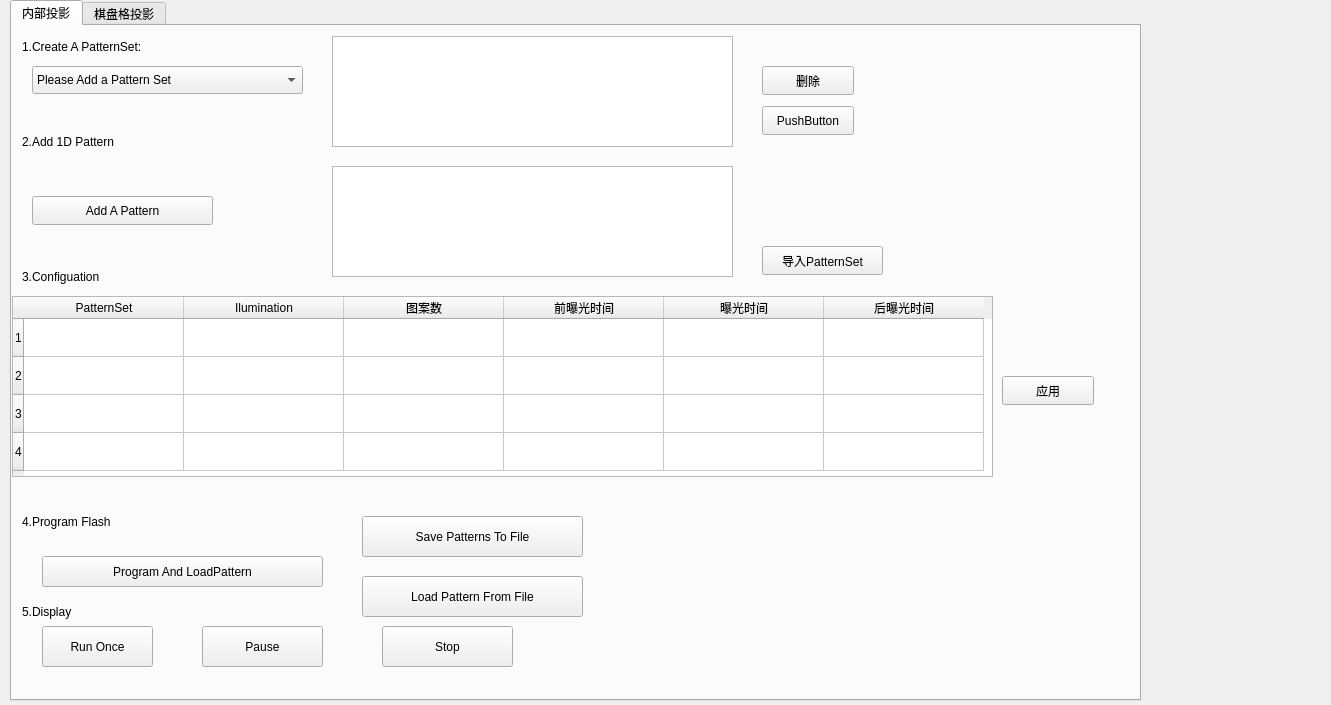
Old version of the form module/Com_DLP/dlpconfigui.ui in the repository IICTCVGaoCeSoftware/EyeStack.
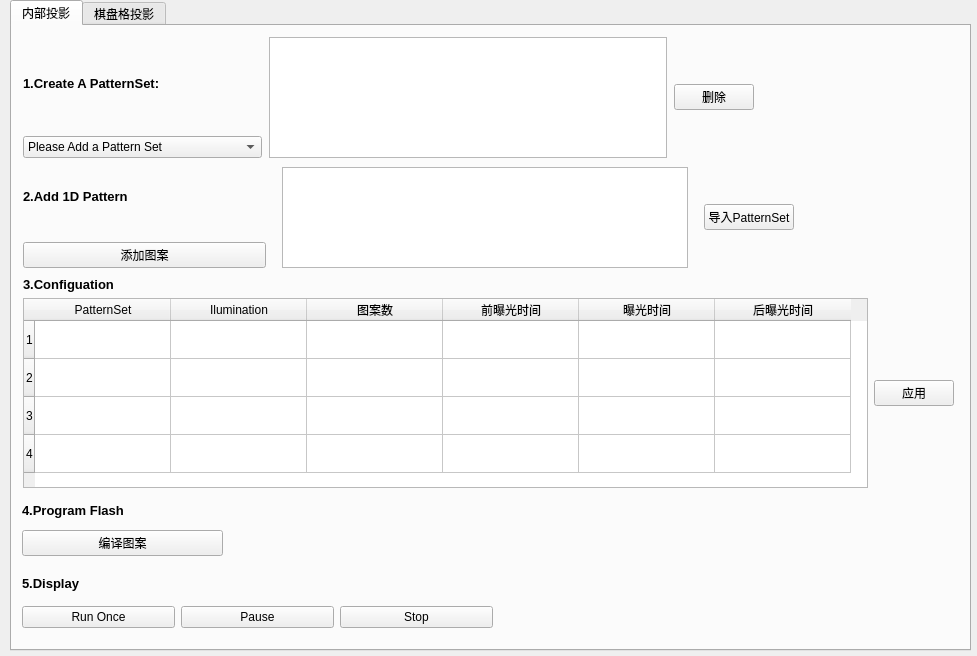
New version of the form. The open tabs and pages were chosen to show the change.

```diff
--- a/module/Com_DLP/dlpconfigui.ui
+++ b/module/Com_DLP/dlpconfigui.ui
@@ -6,8 +6,8 @@
    <rect>
     <x>0</x>
     <y>0</y>
-    <width>1331</width>
-    <height>705</height>
+    <width>977</width>
+    <height>656</height>
    </rect>
   </property>
   <property name="windowTitle">
@@ -18,8 +18,8 @@
     <rect>
      <x>10</x>
      <y>0</y>
-     <width>1131</width>
-     <height>701</height>
+     <width>961</width>
+     <height>651</height>
     </rect>
    </property>
    <property name="tabPosition">
@@ -29,108 +29,92 @@
     <enum>QTabWidget::Rounded</enum>
    </property>
    <property name="currentIndex">
-    <number>0</number>
+    <number>1</number>
    </property>
    <widget class="QWidget" name="tab">
     <attribute name="title">
      <string>内部投影</string>
     </attribute>
-    <widget class="QWidget" name="widget" native="true">
+    <widget class="QWidget" name="layoutWidget_3">
      <property name="geometry">
       <rect>
-       <x>0</x>
-       <y>0</y>
-       <width>1091</width>
-       <height>651</height>
+       <x>10</x>
+       <y>540</y>
+       <width>471</width>
+       <height>62</height>
       </rect>
      </property>
-     <widget class="QPushButton" name="ProgramButton">
-      <property name="geometry">
-       <rect>
-        <x>30</x>
-        <y>530</y>
-        <width>281</width>
-        <height>31</height>
-       </rect>
+     <layout class="QVBoxLayout" name="verticalLayout_19">
+      <item>
+       <widget class="QLabel" name="label_16">
+        <property name="font">
+         <font>
+          <pointsize>10</pointsize>
+          <bold>true</bold>
+         </font>
       </property>
       <property name="text">
-       <string>Program And LoadPattern</string>
-      </property>
-     </widget>
+         <string>5.Display</string>
+        </property>
+       </widget>
+      </item>
+      <item>
+       <layout class="QHBoxLayout" name="horizontalLayout_13">
+        <item>
      <widget class="QPushButton" name="RunButton">
-      <property name="geometry">
-       <rect>
-        <x>30</x>
-        <y>600</y>
-        <width>111</width>
-        <height>41</height>
-       </rect>
-      </property>
       <property name="text">
        <string>Run Once</string>
       </property>
      </widget>
+        </item>
+        <item>
      <widget class="QPushButton" name="PauseButton">
-      <property name="geometry">
-       <rect>
-        <x>190</x>
-        <y>600</y>
-        <width>121</width>
-        <height>41</height>
-       </rect>
-      </property>
       <property name="text">
        <string>Pause</string>
       </property>
      </widget>
+        </item>
+        <item>
      <widget class="QPushButton" name="StopButton">
-      <property name="geometry">
-       <rect>
-        <x>370</x>
-        <y>600</y>
-        <width>131</width>
-        <height>41</height>
-       </rect>
-      </property>
       <property name="text">
        <string>Stop</string>
       </property>
      </widget>
-     <widget class="QPushButton" name="SaveButton">
+        </item>
+       </layout>
+      </item>
+     </layout>
+    </widget>
+    <widget class="QWidget" name="layoutWidget">
       <property name="geometry">
        <rect>
-        <x>350</x>
-        <y>490</y>
-        <width>221</width>
-        <height>41</height>
-       </rect>
-      </property>
-      <property name="text">
-       <string>Save Patterns To File</string>
+       <x>11</x>
+       <y>11</y>
+       <width>731</width>
+       <height>121</height>
+      </rect>
+     </property>
+     <layout class="QHBoxLayout" name="horizontalLayout_10" stretch="3,5,1">
+      <property name="spacing">
+       <number>7</number>
       </property>
-     </widget>
-     <widget class="QPushButton" name="LoadButton">
-      <property name="geometry">
-       <rect>
-        <x>350</x>
-        <y>550</y>
-        <width>221</width>
-        <height>41</height>
-       </rect>
+      <item>
+       <layout class="QVBoxLayout" name="verticalLayout_15">
+        <item>
+         <widget class="QLabel" name="label_12">
+          <property name="font">
+           <font>
+            <pointsize>10</pointsize>
+            <bold>true</bold>
+           </font>
       </property>
       <property name="text">
-       <string>Load Pattern From File</string>
-      </property>
-     </widget>
-     <widget class="QComboBox" name="comboBox">
-      <property name="geometry">
-       <rect>
-        <x>20</x>
-        <y>40</y>
-        <width>271</width>
-        <height>28</height>
-       </rect>
-      </property>
+           <string>1.Create A PatternSet:</string>
+          </property>
+         </widget>
+        </item>
+        <item>
+         <widget class="QComboBox" name="_selectPatternSet">
       <property name="layoutDirection">
        <enum>Qt::LeftToRight</enum>
       </property>
@@ -163,15 +147,164 @@
        </property>
       </item>
      </widget>
+        </item>
+       </layout>
+      </item>
+      <item>
+       <widget class="QListWidget" name="PatternSet">
+        <property name="sizePolicy">
+         <sizepolicy hsizetype="Maximum" vsizetype="Maximum">
+          <horstretch>0</horstretch>
+          <verstretch>0</verstretch>
+         </sizepolicy>
+        </property>
+        <property name="maximumSize">
+         <size>
+          <width>500</width>
+          <height>250</height>
+         </size>
+        </property>
+        <property name="modelColumn">
+         <number>0</number>
+        </property>
+       </widget>
+      </item>
+      <item>
+       <widget class="QPushButton" name="DeleteButton">
+        <property name="text">
+         <string>删除</string>
+        </property>
+       </widget>
+      </item>
+     </layout>
+    </widget>
+    <widget class="QWidget" name="layoutWidget">
+     <property name="geometry">
+      <rect>
+       <x>10</x>
+       <y>470</y>
+       <width>201</width>
+       <height>60</height>
+      </rect>
+     </property>
+     <layout class="QVBoxLayout" name="verticalLayout_18">
+      <item>
+       <widget class="QLabel" name="label_15">
+        <property name="font">
+         <font>
+          <pointsize>10</pointsize>
+          <bold>true</bold>
+         </font>
+        </property>
+        <property name="text">
+         <string>4.Program Flash</string>
+        </property>
+       </widget>
+      </item>
+      <item>
+       <widget class="QPushButton" name="ProgramButton">
+        <property name="text">
+         <string>编译图案</string>
+        </property>
+       </widget>
+      </item>
+     </layout>
+    </widget>
+    <widget class="QWidget" name="layoutWidget">
+     <property name="geometry">
+      <rect>
+       <x>11</x>
+       <y>141</y>
+       <width>771</width>
+       <height>101</height>
+      </rect>
+     </property>
+     <layout class="QHBoxLayout" name="horizontalLayout_2" stretch="3,5,1">
+      <property name="spacing">
+       <number>16</number>
+      </property>
+      <item>
+       <layout class="QVBoxLayout" name="verticalLayout_16">
+        <item>
+         <widget class="QLabel" name="label_13">
+          <property name="font">
+           <font>
+            <pointsize>10</pointsize>
+            <bold>true</bold>
+           </font>
+          </property>
+          <property name="text">
+           <string>2.Add 1D Pattern</string>
+          </property>
+         </widget>
+        </item>
+        <item>
+         <widget class="QPushButton" name="ImageButton">
+          <property name="text">
+           <string>添加图案</string>
+          </property>
+         </widget>
+        </item>
+       </layout>
+      </item>
+      <item>
+       <widget class="QListView" name="Pattern">
+        <property name="sizePolicy">
+         <sizepolicy hsizetype="Maximum" vsizetype="Maximum">
+          <horstretch>0</horstretch>
+          <verstretch>0</verstretch>
+         </sizepolicy>
+        </property>
+        <property name="maximumSize">
+         <size>
+          <width>500</width>
+          <height>250</height>
+         </size>
+        </property>
+        <property name="lineWidth">
+         <number>18</number>
+        </property>
+        <property name="modelColumn">
+         <number>0</number>
+        </property>
+       </widget>
+      </item>
+      <item>
+       <widget class="QPushButton" name="DumpPatternSet">
+        <property name="text">
+         <string>导入PatternSet</string>
+        </property>
+       </widget>
+      </item>
+     </layout>
+    </widget>
+    <widget class="QWidget" name="layoutWidget">
+     <property name="geometry">
+      <rect>
+       <x>11</x>
+       <y>251</y>
+       <width>931</width>
+       <height>211</height>
+      </rect>
+     </property>
+     <layout class="QVBoxLayout" name="verticalLayout_2">
+      <item>
+       <widget class="QLabel" name="label_14">
+        <property name="font">
+         <font>
+          <pointsize>10</pointsize>
+          <bold>true</bold>
+         </font>
+        </property>
+        <property name="text">
+         <string>3.Configuation</string>
+        </property>
+       </widget>
+      </item>
+      <item>
+       <layout class="QHBoxLayout" name="horizontalLayout_3">
+        <item>
      <widget class="QTableWidget" name="ConfigTable">
-      <property name="geometry">
-       <rect>
-        <x>0</x>
-        <y>270</y>
-        <width>981</width>
-        <height>181</height>
-       </rect>
-      </property>
       <property name="gridStyle">
        <enum>Qt::SolidLine</enum>
       </property>
@@ -188,7 +321,7 @@
        <number>35</number>
       </attribute>
       <attribute name="horizontalHeaderDefaultSectionSize">
-       <number>160</number>
+           <number>136</number>
       </attribute>
       <attribute name="verticalHeaderDefaultSectionSize">
        <number>38</number>
@@ -228,192 +361,332 @@
        </property>
       </column>
      </widget>
-     <widget class="QLabel" name="label">
-      <property name="geometry">
-       <rect>
-        <x>10</x>
-        <y>10</y>
-        <width>171</width>
-        <height>21</height>
-       </rect>
-      </property>
-      <property name="text">
-       <string>1.Create A PatternSet:</string>
-      </property>
-     </widget>
-     <widget class="QLabel" name="label_2">
-      <property name="geometry">
-       <rect>
-        <x>10</x>
-        <y>100</y>
-        <width>171</width>
-        <height>31</height>
-       </rect>
-      </property>
-      <property name="text">
-       <string>2.Add 1D Pattern</string>
-      </property>
-     </widget>
-     <widget class="QLabel" name="label_3">
-      <property name="geometry">
-       <rect>
-        <x>10</x>
-        <y>240</y>
-        <width>191</width>
-        <height>21</height>
-       </rect>
-      </property>
-      <property name="text">
-       <string>3.Configuation</string>
-      </property>
-     </widget>
-     <widget class="QLabel" name="label_4">
-      <property name="geometry">
-       <rect>
-        <x>10</x>
-        <y>480</y>
-        <width>141</width>
-        <height>31</height>
-       </rect>
-      </property>
-      <property name="text">
-       <string>4.Program Flash</string>
-      </property>
-     </widget>
-     <widget class="QLabel" name="label_5">
-      <property name="geometry">
-       <rect>
-        <x>10</x>
-        <y>570</y>
-        <width>91</width>
-        <height>31</height>
-       </rect>
-      </property>
-      <property name="text">
-       <string>5.Display</string>
-      </property>
-     </widget>
-     <widget class="QPushButton" name="ImageButton">
-      <property name="geometry">
-       <rect>
-        <x>20</x>
-        <y>170</y>
-        <width>181</width>
-        <height>29</height>
-       </rect>
-      </property>
-      <property name="text">
-       <string>Add A Pattern</string>
-      </property>
-     </widget>
-     <widget class="QListView" name="Pattern">
-      <property name="geometry">
-       <rect>
-        <x>320</x>
-        <y>140</y>
-        <width>401</width>
-        <height>111</height>
-       </rect>
-      </property>
-      <property name="modelColumn">
-       <number>0</number>
-      </property>
-     </widget>
-     <widget class="QListWidget" name="PatternSet">
-      <property name="geometry">
-       <rect>
-        <x>320</x>
-        <y>10</y>
-        <width>401</width>
-        <height>111</height>
-       </rect>
-      </property>
-      <property name="modelColumn">
-       <number>0</number>
-      </property>
-     </widget>
-     <widget class="QPushButton" name="pushButton">
-      <property name="geometry">
-       <rect>
-        <x>750</x>
-        <y>80</y>
-        <width>92</width>
-        <height>29</height>
-       </rect>
-      </property>
-      <property name="text">
-       <string>PushButton</string>
-      </property>
-     </widget>
-     <widget class="QPushButton" name="DeleteButton">
-      <property name="geometry">
-       <rect>
-        <x>750</x>
-        <y>40</y>
-        <width>92</width>
-        <height>29</height>
-       </rect>
-      </property>
-      <property name="text">
-       <string>删除</string>
-      </property>
-     </widget>
-     <widget class="QPushButton" name="DumpPatternSet">
-      <property name="geometry">
-       <rect>
-        <x>750</x>
-        <y>220</y>
-        <width>121</width>
-        <height>29</height>
-       </rect>
-      </property>
-      <property name="text">
-       <string>导入PatternSet</string>
-      </property>
-     </widget>
+        </item>
+        <item>
      <widget class="QPushButton" name="ApplyButton">
-      <property name="geometry">
-       <rect>
-        <x>990</x>
-        <y>350</y>
-        <width>92</width>
-        <height>29</height>
-       </rect>
-      </property>
       <property name="text">
        <string>应用</string>
       </property>
      </widget>
+        </item>
+       </layout>
+      </item>
+     </layout>
     </widget>
    </widget>
    <widget class="QWidget" name="tab_2">
     <attribute name="title">
      <string>棋盘格投影</string>
     </attribute>
-    <widget class="QRadioButton" name="radioButton">
+    <widget class="QWidget" name="layoutWidget">
      <property name="geometry">
       <rect>
-       <x>80</x>
-       <y>80</y>
-       <width>120</width>
+       <x>30</x>
+       <y>50</y>
+       <width>381</width>
+       <height>491</height>
+      </rect>
+     </property>
+     <layout class="QHBoxLayout" name="horizontalLayout">
+      <item>
+       <widget class="QGroupBox" name="groupBox">
+        <property name="title">
+         <string>设置前景色</string>
+        </property>
+        <property name="alignment">
+         <set>Qt::AlignLeading|Qt::AlignLeft|Qt::AlignTop</set>
+        </property>
+        <property name="flat">
+         <bool>false</bool>
+        </property>
+        <property name="checkable">
+         <bool>false</bool>
+        </property>
+        <widget class="QRadioButton" name="radioButton_10">
+         <property name="geometry">
+          <rect>
+           <x>18</x>
+           <y>450</y>
+           <width>121</width>
        <height>26</height>
       </rect>
      </property>
      <property name="text">
-      <string>网格</string>
-     </property>
-    </widget>
-    <widget class="QRadioButton" name="radioButton_2">
+          <string>白色</string>
+         </property>
+        </widget>
+        <widget class="QRadioButton" name="radioButton_6">
      <property name="geometry">
       <rect>
-       <x>80</x>
+           <x>18</x>
+           <y>276</y>
+           <width>121</width>
+           <height>26</height>
+          </rect>
+         </property>
+         <property name="text">
+          <string>青色</string>
+         </property>
+        </widget>
+        <widget class="QRadioButton" name="radioButton_5">
+         <property name="geometry">
+          <rect>
+           <x>18</x>
+           <y>102</y>
+           <width>121</width>
+           <height>26</height>
+          </rect>
+         </property>
+         <property name="text">
+          <string>红色</string>
+         </property>
+        </widget>
+        <widget class="QRadioButton" name="radioButton_7">
+         <property name="geometry">
+          <rect>
+           <x>18</x>
+           <y>160</y>
+           <width>121</width>
+           <height>26</height>
+          </rect>
+         </property>
+         <property name="text">
+          <string>绿色</string>
+         </property>
+        </widget>
+        <widget class="QRadioButton" name="radioButton_3">
+         <property name="geometry">
+          <rect>
+           <x>18</x>
+           <y>334</y>
+           <width>121</width>
+           <height>26</height>
+          </rect>
+         </property>
+         <property name="text">
+          <string>品红</string>
+         </property>
+        </widget>
+        <widget class="QRadioButton" name="radioButton_8">
+         <property name="geometry">
+          <rect>
+           <x>18</x>
+           <y>218</y>
+           <width>121</width>
+           <height>26</height>
+          </rect>
+         </property>
+         <property name="text">
+          <string>蓝色</string>
+         </property>
+        </widget>
+        <widget class="QRadioButton" name="radioButton_9">
+         <property name="geometry">
+          <rect>
+           <x>18</x>
+           <y>392</y>
+           <width>121</width>
+           <height>26</height>
+          </rect>
+         </property>
+         <property name="text">
+          <string>黄色</string>
+         </property>
+        </widget>
+        <widget class="QRadioButton" name="radioButton_4">
+         <property name="geometry">
+          <rect>
+           <x>20</x>
+           <y>44</y>
+           <width>121</width>
+           <height>26</height>
+          </rect>
+         </property>
+         <property name="text">
+          <string>黑色</string>
+         </property>
+        </widget>
+       </widget>
+      </item>
+      <item>
+       <widget class="QGroupBox" name="groupBox_2">
+        <property name="title">
+         <string>设置背景色</string>
+        </property>
+        <widget class="QRadioButton" name="radioButton_11">
+         <property name="geometry">
+          <rect>
+           <x>18</x>
+           <y>450</y>
+           <width>121</width>
+           <height>26</height>
+          </rect>
+         </property>
+         <property name="text">
+          <string>白色</string>
+         </property>
+        </widget>
+        <widget class="QRadioButton" name="radioButton_12">
+         <property name="geometry">
+          <rect>
+           <x>18</x>
+           <y>276</y>
+           <width>121</width>
+           <height>26</height>
+          </rect>
+         </property>
+         <property name="text">
+          <string>青色</string>
+         </property>
+        </widget>
+        <widget class="QRadioButton" name="radioButton_13">
+         <property name="geometry">
+          <rect>
+           <x>18</x>
+           <y>102</y>
+           <width>121</width>
+           <height>26</height>
+          </rect>
+         </property>
+         <property name="text">
+          <string>红色</string>
+         </property>
+        </widget>
+        <widget class="QRadioButton" name="radioButton_14">
+         <property name="geometry">
+          <rect>
+           <x>18</x>
+           <y>160</y>
+           <width>121</width>
+           <height>26</height>
+          </rect>
+         </property>
+         <property name="text">
+          <string>绿色</string>
+         </property>
+        </widget>
+        <widget class="QRadioButton" name="radioButton_15">
+         <property name="geometry">
+          <rect>
+           <x>18</x>
+           <y>334</y>
+           <width>121</width>
+           <height>26</height>
+          </rect>
+         </property>
+         <property name="text">
+          <string>品红</string>
+         </property>
+        </widget>
+        <widget class="QRadioButton" name="radioButton_16">
+         <property name="geometry">
+          <rect>
+           <x>18</x>
+           <y>218</y>
+           <width>121</width>
+           <height>26</height>
+          </rect>
+         </property>
+         <property name="text">
+          <string>蓝色</string>
+         </property>
+        </widget>
+        <widget class="QRadioButton" name="radioButton_17">
+         <property name="geometry">
+          <rect>
+           <x>18</x>
+           <y>392</y>
+           <width>121</width>
+           <height>26</height>
+          </rect>
+         </property>
+         <property name="text">
+          <string>黄色</string>
+         </property>
+        </widget>
+        <widget class="QRadioButton" name="radioButton_18">
+         <property name="geometry">
+          <rect>
+           <x>20</x>
+           <y>44</y>
+           <width>121</width>
+           <height>26</height>
+          </rect>
+         </property>
+         <property name="text">
+          <string>黑色</string>
+         </property>
+        </widget>
+       </widget>
+      </item>
+     </layout>
+    </widget>
+    <widget class="QWidget" name="layoutWidget_2">
+     <property name="geometry">
+      <rect>
+       <x>450</x>
        <y>150</y>
-       <width>120</width>
-       <height>26</height>
+       <width>151</width>
+       <height>201</height>
       </rect>
      </property>
+     <layout class="QVBoxLayout" name="verticalLayout">
+      <property name="spacing">
+       <number>28</number>
+      </property>
+      <item>
+       <widget class="QLabel" name="label_6">
      <property name="text">
-      <string>棋盘格</string>
+         <string>棋盘格个数</string>
+        </property>
+       </widget>
+      </item>
+      <item>
+       <widget class="QSpinBox" name="spinBox">
+        <property name="suffix">
+         <string> 个</string>
+        </property>
+        <property name="prefix">
+         <string>行方向 </string>
+        </property>
+       </widget>
+      </item>
+      <item>
+       <widget class="QSpinBox" name="spinBox_2">
+        <property name="suffix">
+         <string> 个</string>
+        </property>
+        <property name="prefix">
+         <string>列方向 </string>
+        </property>
+       </widget>
+      </item>
+     </layout>
+    </widget>
+    <widget class="QPushButton" name="ChessShow">
+     <property name="geometry">
+      <rect>
+       <x>650</x>
+       <y>230</y>
+       <width>92</width>
+       <height>29</height>
+      </rect>
+     </property>
+     <property name="text">
+      <string>开始投影</string>
+     </property>
+    </widget>
+    <widget class="QLabel" name="label">
+     <property name="geometry">
+      <rect>
+       <x>580</x>
+       <y>410</y>
+       <width>69</width>
+       <height>20</height>
+      </rect>
+     </property>
+     <property name="text">
+      <string>TextLabel</string>
      </property>
     </widget>
    </widget>
```
Lines whose indentation alone changed are shown as unchanged.
